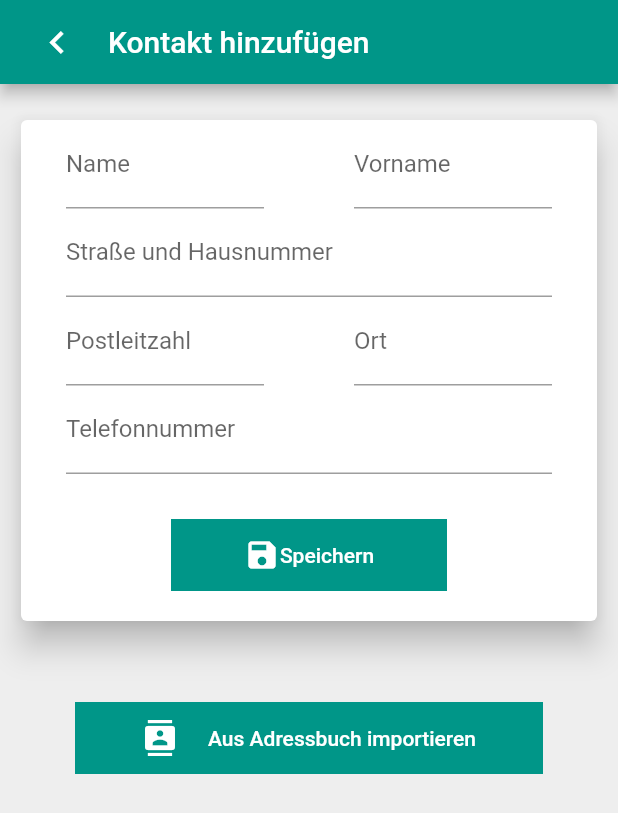
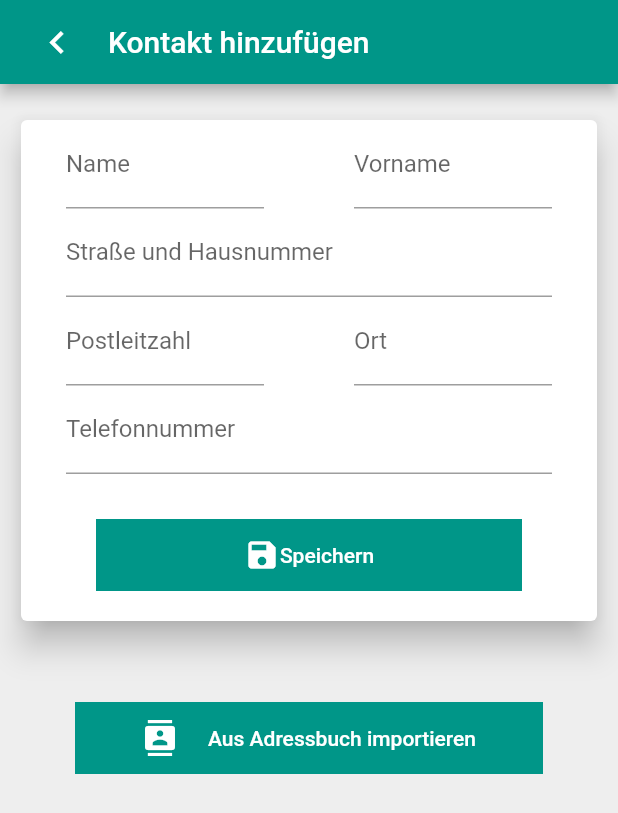
Before and after one commit to MoritzWettig/cluster-tagebuch, a Flutter app: the AddContactScreen screen opened by its route, on a phone screen of 412 x 824 dp. Shown: the top 813 px of the screen. Run offline on Flutter 3.47's test engine with Material 2 defaults, Android fonts, the phone set to English and light mode, and no system bars; our stand-ins replace contacts_service, flutter_local_notifications, permission_handler, qr_flutter, shared_preferences, sqflite; missing offline and left inert: barcode_scan, search_page, sticky_grouped_list; accounts and stored records are empty.

Commit message:
fix widget size on small devices

```diff
--- a/lib/src/ui/screens/add_clusterscreen.dart
+++ b/lib/src/ui/screens/add_clusterscreen.dart
@@ -147,7 +147,7 @@ class _AddClusterScreenState extends State<AddClusterScreen> {
               ),
               Container(
                 margin:
-                    EdgeInsets.only(top: 10, right: 100, left: 100, bottom: 20),
+                    EdgeInsets.only(top: 10, right: 50, left: 50, bottom: 20),
                 color: Colors.teal,
                 child: FlatButton(
                   onPressed: () async {
@@ -316,7 +316,7 @@ class _AddClusterScreenState extends State<AddClusterScreen> {
                 children: [
                   Container(
                     margin: EdgeInsets.only(
-                        top: 20, right: 100, left: 100, bottom: 20),
+                        top: 20, right: 50, left: 50, bottom: 20),
                     color: Colors.teal,
                     child: FlatButton(
                       onPressed: () {
--- a/lib/src/ui/screens/add_contactscreen.dart
+++ b/lib/src/ui/screens/add_contactscreen.dart
@@ -154,7 +154,7 @@ class _AddContactScreenState extends State<AddContactScreen> {
               ),
               Container(
                 margin:
-                    EdgeInsets.only(top: 30, right: 100, left: 100, bottom: 20),
+                    EdgeInsets.only(top: 30, right: 50, left: 50, bottom: 20),
                 color: Colors.teal,
                 child: FlatButton(
                     onPressed: () async {
@@ -192,9 +192,11 @@ class _AddContactScreenState extends State<AddContactScreen> {
                           Icons.save,
                           color: Colors.white,
                         ),
-                        Text(
-                          'Speichern',
-                          style: TextStyle(color: Colors.white),
+                        Flexible(
+                                                  child: Text(
+                            'Speichern',
+                            style: TextStyle(color: Colors.white),
+                          ),
                         )
                       ],
                     )),
@@ -233,9 +235,11 @@ class _AddContactScreenState extends State<AddContactScreen> {
               color: Colors.white,
             ),
             SizedBox(width: 20),
-            Text(
-              'Aus Adressbuch importieren',
-              style: TextStyle(color: Colors.white),
+            Flexible(
+                          child: Text(
+                'Aus Adressbuch importieren',
+                style: TextStyle(color: Colors.white),
+              ),
             )
           ],
         ),
--- a/lib/src/ui/screens/delete_screen.dart
+++ b/lib/src/ui/screens/delete_screen.dart
@@ -106,7 +106,7 @@ class _DeleteScreenState extends State<DeleteScreen> {
                       Text(
                         'Lösche Kontakte die älter sind als',
                         style: TextStyle(
-                            fontSize: 18, fontWeight: FontWeight.bold),
+                            fontSize: 16, fontWeight: FontWeight.bold),
                       ),
                       Slider(
                         value: _currentSliderContactValue,
--- a/lib/src/ui/screens/edit_clusterscreen.dart
+++ b/lib/src/ui/screens/edit_clusterscreen.dart
@@ -141,7 +141,7 @@ class _EditClusterScreenState extends State<EditClusterScreen> {
               ),
               Container(
                 margin:
-                    EdgeInsets.only(top: 10, right: 100, left: 100, bottom: 20),
+                    EdgeInsets.only(top: 10, right: 50, left: 50, bottom: 20),
                 color: Colors.teal,
                 child: FlatButton(
                   onPressed: () async {
@@ -311,7 +311,7 @@ class _EditClusterScreenState extends State<EditClusterScreen> {
               children: [
                 Container(
                   margin: EdgeInsets.only(
-                      top: 20, right: 100, left: 100, bottom: 20),
+                      top: 20, right: 50, left: 50, bottom: 20),
                   color: Colors.teal,
                   child: FlatButton(
                     onPressed: () {
--- a/lib/src/ui/screens/qrscreen.dart
+++ b/lib/src/ui/screens/qrscreen.dart
@@ -87,7 +87,7 @@ class _QRScreenState extends State<QRScreen> {
         padding: EdgeInsets.only(left: 20, top: 20, right: 20),
         version: QrVersions.auto,
         foregroundColor: Theme.of(context).colorScheme.qrcodeforeground,
-        size: 360.0,
+        size: 350.0,
       ),
     );
   }
@@ -178,7 +178,7 @@ class _QRScreenState extends State<QRScreen> {
               ),
               Container(
                 margin:
-                    EdgeInsets.only(top: 30, right: 100, left: 100, bottom: 20),
+                    EdgeInsets.only(top: 30, right: 50, left: 50, bottom: 20),
                 color: Colors.teal,
                 child: FlatButton(
                     onPressed: () async {
```
Also changed, not shown: lib/src/ui/screens/homescreen.dart (+4 -3 lines).
